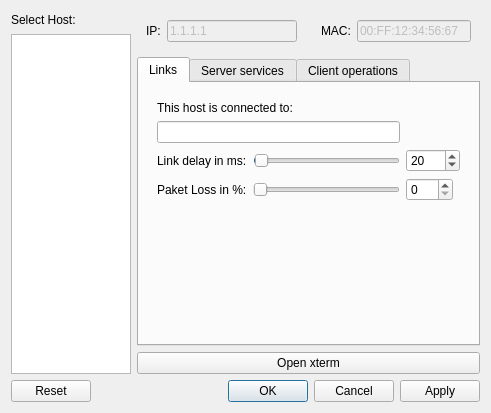
koppd/mt, file confHost.ui: the form before one commit.
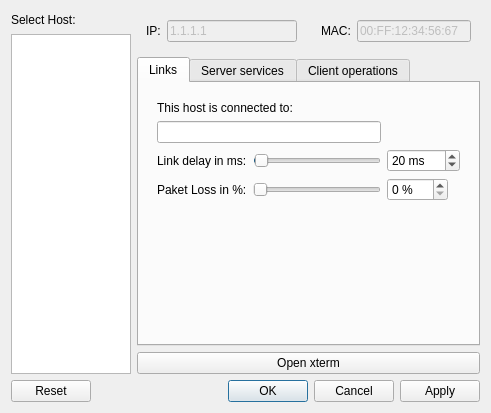
The form after the commit.

Commit message: ConfHosts: Verbunden mit ausfüllen

The edit to the form file:
```diff
--- a/confHost.ui
+++ b/confHost.ui
@@ -141,6 +141,9 @@
               <verstretch>0</verstretch>
              </sizepolicy>
             </property>
+            <property name="suffix">
+             <string> ms</string>
+            </property>
             <property name="maximum">
              <number>2000</number>
             </property>
@@ -157,16 +160,23 @@
            </widget>
           </item>
           <item row="1" column="0" colspan="2">
-           <widget class="QLineEdit" name="lineEdit_3"/>
+           <widget class="QLineEdit" name="leConnectedTo">
+            <property name="readOnly">
+             <bool>true</bool>
+            </property>
+           </widget>
           </item>
           <item row="4" column="2">
-           <widget class="QSpinBox" name="spinBox">
+           <widget class="QSpinBox" name="spinBox2">
             <property name="sizePolicy">
              <sizepolicy hsizetype="Fixed" vsizetype="Fixed">
               <horstretch>0</horstretch>
               <verstretch>0</verstretch>
              </sizepolicy>
             </property>
+            <property name="suffix">
+             <string> %</string>
+            </property>
             <property name="maximum">
              <number>100</number>
             </property>
```
Left out of the diff: 31 changed lines with no effect on the pictures. The commit also changes 1 other file.
